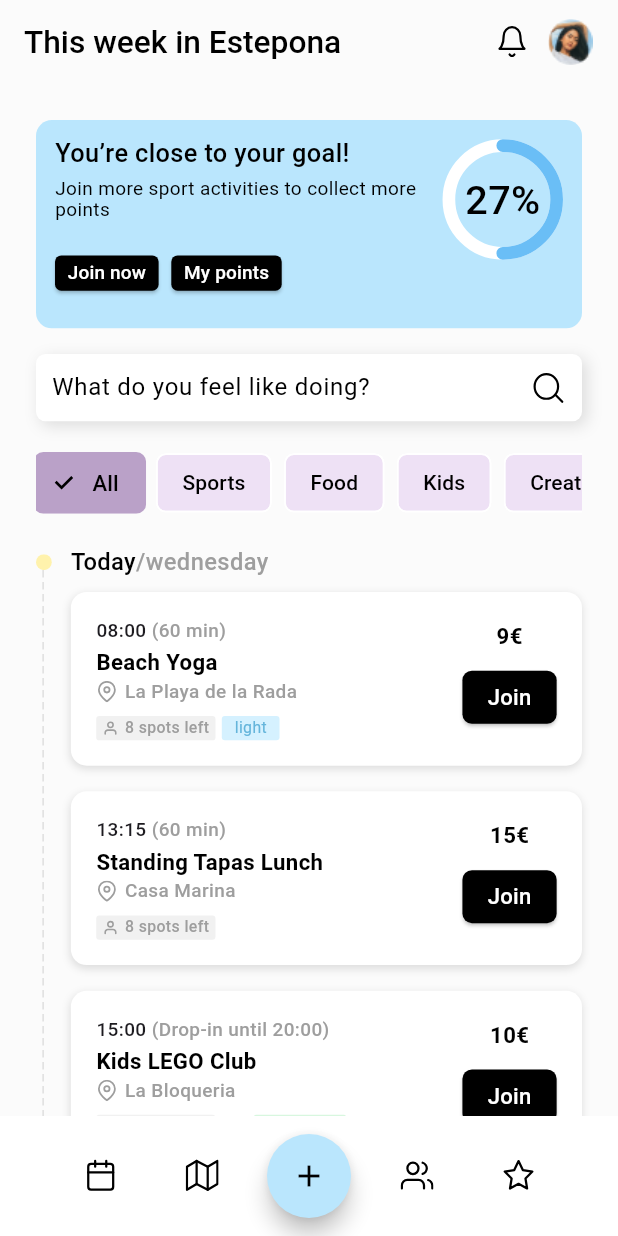
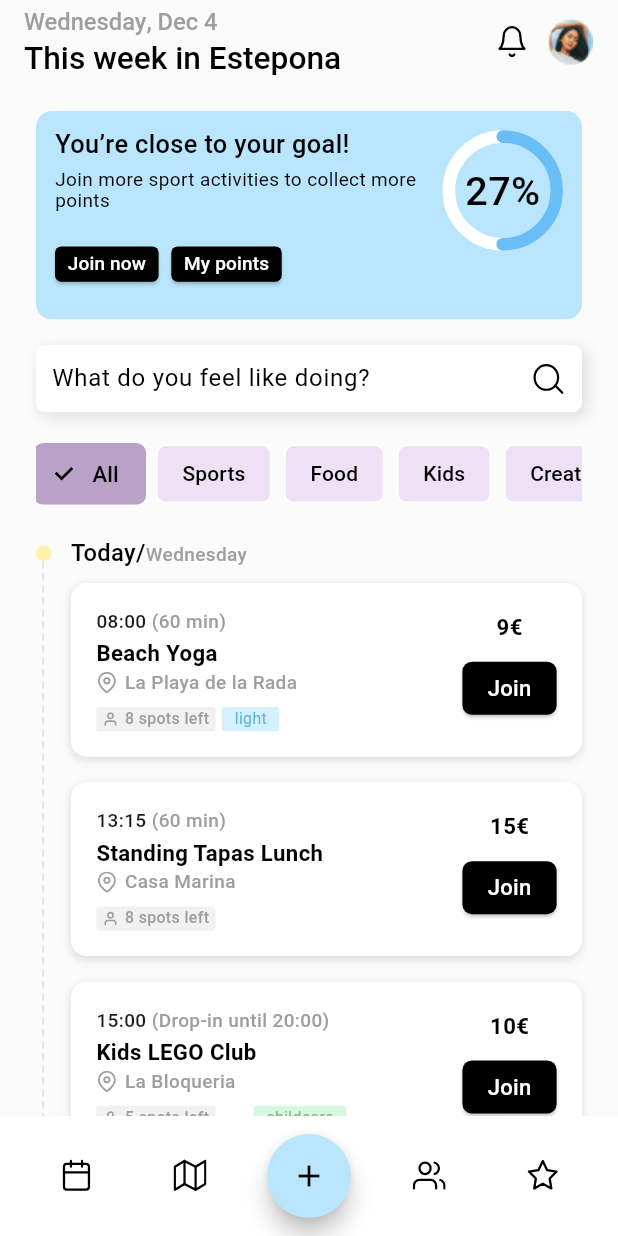
Before and after one commit to Sumina1/town_square_web, a Flutter app: the screen it shows after launch, on a phone screen of 412 x 824 dp. Run offline on Flutter 3.47's test engine with Material 3 defaults, Android fonts, the light colour scheme and no system bars; drawn by our look-alikes of percent_indicator; our stand-ins replace flutter_bloc, flutter_screenutil, flutter_svg, freezed_annotation, get_it; Roboto replaces fonts that are missing (Poppins, SF Pro Display).

Commit message:
implemented appBar Design

```diff
--- a/lib/features/activities/presentation/screen/todays_activities_mobile_design.dart
+++ b/lib/features/activities/presentation/screen/todays_activities_mobile_design.dart
@@ -50,10 +50,32 @@ class TodaysActivitiesView extends StatelessWidget {
           appBar: AppBar(
             backgroundColor: Colors.transparent,
             elevation: 0,
-            title: BuildText(
+            title: Column(
+              crossAxisAlignment: CrossAxisAlignment.start,
+              children: [
+                Row(
+                  children: [
+                    BuildText(
+                      text: DateFormat('EEEE').format(DateTime.now()),
+                      fontSize: 14.97.sp,
+                      fontWeight: FontWeight.w500,
+                      color: Colors.grey,
+                    ),
+                    BuildText(
+                      text: ', ${DateFormat('MMM d').format(DateTime.now())}',
+                      fontSize: 14.97.sp,
+                      fontWeight: FontWeight.w500,
+                      color: Colors.grey,
+                    ),
+                  ],
+                ),
+                SizedBox(height: 4.h),
+                BuildText(
                   text: 'This week in Estepona',
                   fontSize: 20.sp,
                   fontWeight: FontWeight.w500,
+                ),
+              ],
             ),
             actions: [
               const SvgIcon(assetPath: AssetPaths.bellSvg, color: Colors.black),
@@ -62,16 +84,30 @@ class TodaysActivitiesView extends StatelessWidget {
               SizedBox(width: 16.w),
             ],
           ),
-          body: state.status == ActivitiesStatus.loading
+          body: SingleChildScrollView(
+            child: Padding(
+              padding: const EdgeInsets.only(
+                left: 24.0,
+                right: 24.0,
+                bottom: 24.0,
+                top: 18.0,
+              ),
+              child: Column(
+                crossAxisAlignment: CrossAxisAlignment.start,
+                children: [
+                  // BuildText(
+                  //   text: 'This week in Estepona',
+                  //   fontSize: 20.sp,
+                  //   fontWeight: FontWeight.w500,
+                  // ),
+                  // SizedBox(height: 18.h),
+                  state.status == ActivitiesStatus.loading
                       ? const Center(child: CircularProgressIndicator())
                       : state.status == ActivitiesStatus.failure
                           ? Center(
-                      child: Text(
-                          state.errorMessage ?? 'Error loading activities'))
-                  : SingleChildScrollView(
-                      child: Padding(
-                        padding: const EdgeInsets.all(24.0),
-                        child: Column(
+                              child: Text(state.errorMessage ??
+                                  'Error loading activities'))
+                          : Column(
                               crossAxisAlignment: CrossAxisAlignment.start,
                               children: [
                                 const BannerWidget(),
@@ -102,13 +138,16 @@ class TodaysActivitiesView extends StatelessWidget {
                                             size: 10.w,
                                           ),
                                           SizedBox(
-                                        height: state.filteredActivities.isEmpty
+                                            height:
+                                                state.filteredActivities.isEmpty
                                                     ? 50.h
-                                            : state.filteredActivities.length *
+                                                    : state.filteredActivities
+                                                            .length *
                                                         115.h,
                                             width: 1.w,
                                             child: CustomPaint(
-                                          painter: DashedLineVerticalPainter(),
+                                              painter:
+                                                  DashedLineVerticalPainter(),
                                             ),
                                           ),
                                         ],
@@ -124,7 +163,7 @@ class TodaysActivitiesView extends StatelessWidget {
                                           children: [
                                             Text.rich(
                                               TextSpan(
-                                            text: 'Today',
+                                                text: 'Today/',
                                                 style: TextStyle(
                                                   fontSize: 14.97.sp,
                                                   fontWeight: FontWeight.w500,
@@ -132,11 +171,12 @@ class TodaysActivitiesView extends StatelessWidget {
                                                 ),
                                                 children: [
                                                   TextSpan(
-                                                text:
-                                                    '/${DateFormat('EEEE').format(DateTime.now()).toLowerCase()}',
+                                                    text: DateFormat('EEEE')
+                                                        .format(DateTime.now()),
                                                     style: TextStyle(
-                                                  fontSize: 14.97.sp,
-                                                  fontWeight: FontWeight.w500,
+                                                      fontSize: 12.sp,
+                                                      fontWeight:
+                                                          FontWeight.w500,
                                                       color: Colors.grey,
                                                     ),
                                                   ),
@@ -144,14 +184,14 @@ class TodaysActivitiesView extends StatelessWidget {
                                               ),
                                             ),
                                             AnimatedSwitcher(
-                                          duration:
-                                              const Duration(milliseconds: 300),
-                                          child: state
-                                                  .filteredActivities.isEmpty
+                                              duration: const Duration(
+                                                  milliseconds: 300),
+                                              child: state.filteredActivities
+                                                      .isEmpty
                                                   ? const Center(
                                                       child: Padding(
-                                                    padding:
-                                                        EdgeInsets.all(16.0),
+                                                        padding: EdgeInsets.all(
+                                                            16.0),
                                                         child: Text(
                                                           'No activities available',
                                                           style: TextStyle(
@@ -162,8 +202,8 @@ class TodaysActivitiesView extends StatelessWidget {
                                                       ),
                                                     )
                                                   : ListView.builder(
-                                                  key: ValueKey<String>(
-                                                      state.selectedCategory),
+                                                      key: ValueKey<String>(state
+                                                          .selectedCategory),
                                                       shrinkWrap: true,
                                                       physics:
                                                           const NeverScrollableScrollPhysics(),
@@ -179,19 +219,20 @@ class TodaysActivitiesView extends StatelessWidget {
                                                           time: activity.time,
                                                           duration:
                                                               activity.duration,
-                                                      activity: activity.title,
+                                                          activity:
+                                                              activity.title,
                                                           location:
                                                               activity.location,
                                                           price:
                                                               '${activity.price.toStringAsFixed(0)}€',
                                                           spotsLeft:
                                                               '${activity.spotsLeft} spots left',
-                                                      intensity:
-                                                          activity.intensity,
-                                                      childcare:
-                                                          activity.childcare,
-                                                      soldOut:
-                                                          activity.spotsLeft ==
+                                                          intensity: activity
+                                                              .intensity,
+                                                          childcare: activity
+                                                              .childcare,
+                                                          soldOut: activity
+                                                                  .spotsLeft ==
                                                               0,
                                                         );
                                                       },
@@ -200,6 +241,8 @@ class TodaysActivitiesView extends StatelessWidget {
                                           ],
                                         ),
                                       ),
+                                    ),
+                                  ],
                                 ),
                               ],
                             ),
@@ -584,9 +627,9 @@ class MenuBar extends StatelessWidget {
   Widget build(BuildContext context) {
     return BottomAppBar(
       child: Padding(
-        padding: EdgeInsets.symmetric(horizontal: 16.w),
+        padding: EdgeInsets.symmetric(horizontal: 10.w),
         child: Row(
-          mainAxisAlignment: MainAxisAlignment.spaceAround,
+          mainAxisAlignment: MainAxisAlignment.spaceBetween,
           children: [
             IconButton(
               icon: const SvgIcon(
```
Lines whose indentation alone changed are shown as unchanged.
